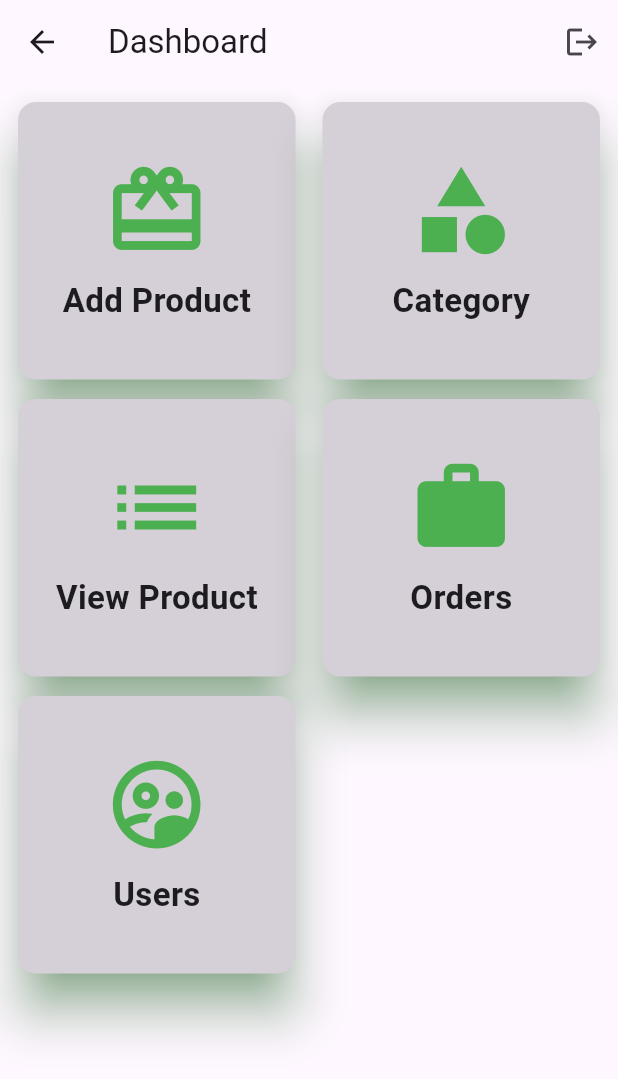
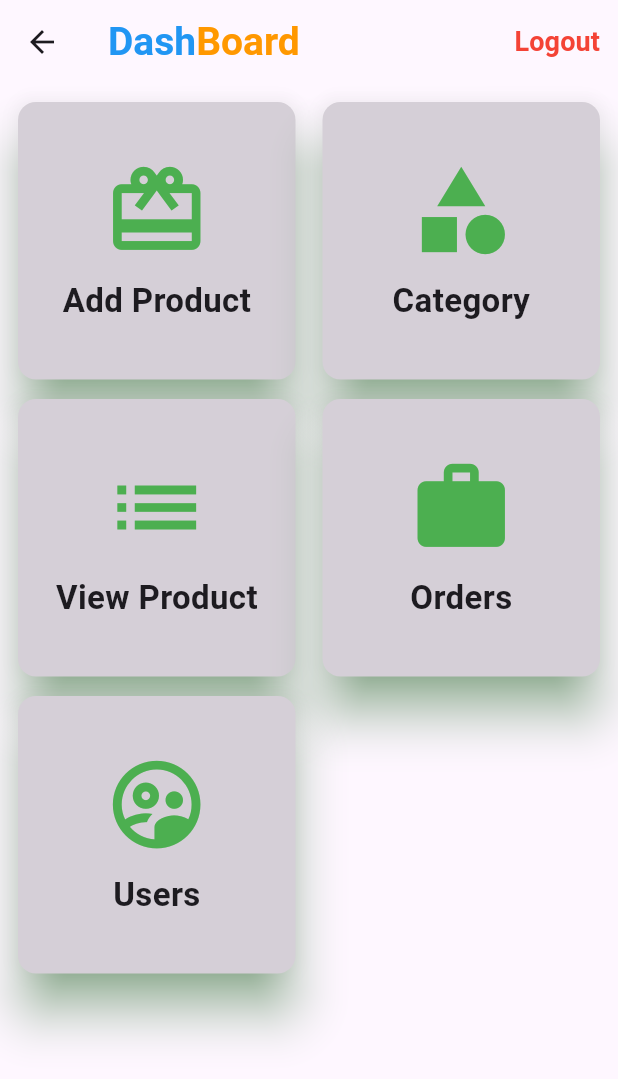
Before and after one commit to Irfanhossain909/ECom-admin-Flutter-Firebase, a Flutter app: the DashboardPage screen opened by its route, on a phone screen of 412 x 824 dp. Shown: the top 1079 px of the screen. Run offline on Flutter 3.47's test engine with Material 3 defaults, Android fonts, the phone set to English and light mode, and no system bars; our stand-ins replace cached_network_image, cloud_firestore, firebase_auth, firebase_core, firebase_storage, flutter_easyloading and 1 more; accounts and stored records are empty.

Commit message:
page title customized

```diff
--- a/lib/pages/dashboard_page.dart
+++ b/lib/pages/dashboard_page.dart
@@ -21,15 +21,39 @@ class DashboardPage extends StatelessWidget {
     context.read<FirebaseAuthProvider>().getAllUsers();
     return Scaffold(
       appBar: AppBar(
-        title: const Text('Dashboard'),
+        title: const Row(
+          children: [
+            Text(
+              'Dash',
+              style: TextStyle(
+                fontWeight: FontWeight.bold,
+                fontSize: 26,
+                color: Colors.blue,
+              ),
+            ),
+            Text(
+              'Board',
+              style: TextStyle(
+                fontWeight: FontWeight.bold,
+                fontSize: 26,
+                color: Colors.orange,
+              ),
+            ),
+          ],
+        ),
         actions: [
-          IconButton(
+          TextButton(
             onPressed: () {
               context.read<FirebaseAuthProvider>().logout().then((_) {
                 Navigator.pushReplacementNamed(context, LoginPage.routeName);
               });
             },
-            icon: const Icon(Icons.logout),
+            child: const Text('Logout',
+                style: TextStyle(
+                  fontSize: 18,
+                  fontWeight: FontWeight.bold,
+                  color: Colors.red,
+                )),
           ),
         ],
       ),
```
Also changed, not shown: lib/pages/category_page.dart (+20 -7 lines), lib/pages/new_product_page.dart (+20 -1 lines), lib/pages/order_details.dart (+20 -1 lines), lib/pages/order_page.dart (+20 -1 lines), lib/pages/product_details.dart (+20 -1 lines), lib/pages/user_page.dart (+30 -3 lines), lib/pages/view_product.dart (+20 -1 lines).
